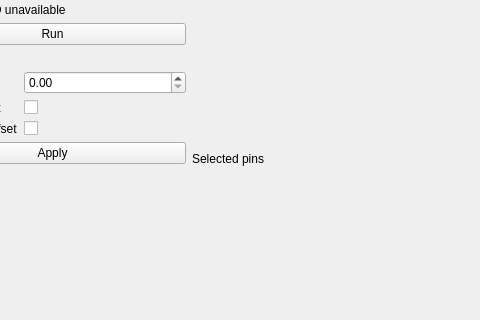
Qt form app/ui/protocol_window.ui (teuncm/wormenpracticum) before a commit; both pictures show x 92 to 572 and y 97 to 417 of the 739 by 512 pixel window.
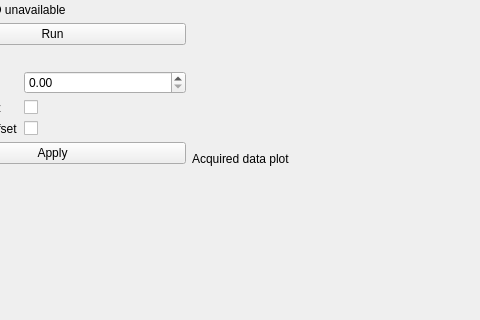
The same form after that commit.

Commit message: Remove pin plotting from protocol view

What changed in the file:
```diff
--- a/app/ui/protocol_window.ui
+++ b/app/ui/protocol_window.ui
@@ -136,7 +136,7 @@
      <item>
       <widget class="QLabel" name="title_lanes">
        <property name="text">
-        <string>Selected pins</string>
+        <string>Acquired data plot</string>
        </property>
       </widget>
      </item>
```
The commit also changes 2 other files.
